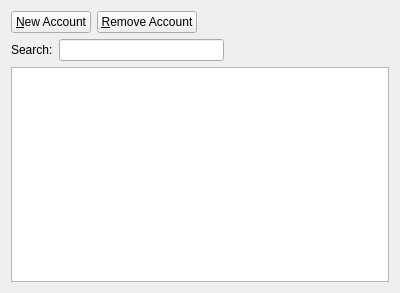
Above: client/src/accountspage.ui from KDAB/FatCRM before the change. Below: the same form after it.
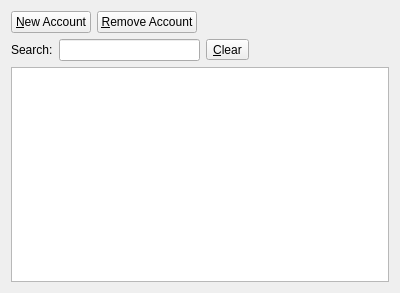
That is the form after the change. Custom widgets are drawn as their Qt base class.

Commit message: add a clear button to the search line edit

```diff
--- a/client/src/accountspage.ui
+++ b/client/src/accountspage.ui
@@ -61,6 +61,13 @@
          <item>
           <widget class="QLineEdit" name="searchLE"/>
          </item>
+         <item>
+          <widget class="QToolButton" name="clearAccountSearch">
+           <property name="text">
+            <string>&amp;Clear</string>
+           </property>
+          </widget>
+         </item>
          <item>
           <spacer name="horizontalSpacer_2">
            <property name="orientation">
```
The commit also changes 14 other files.
